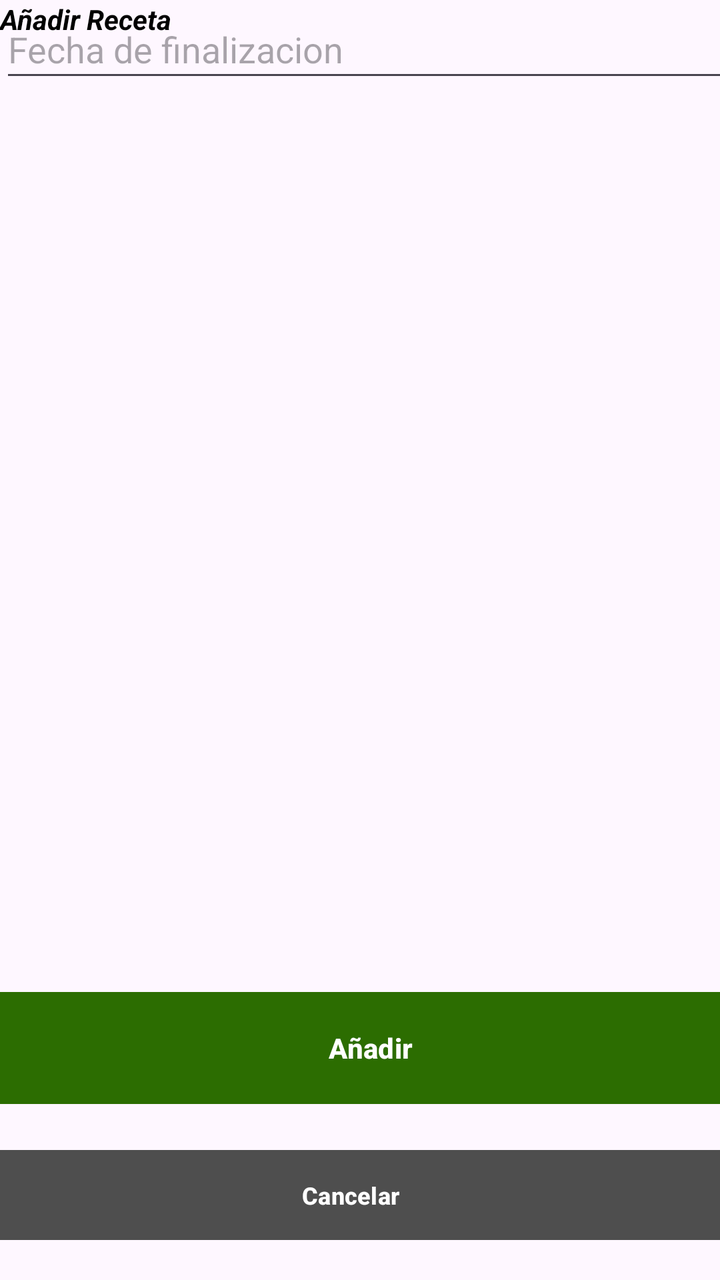
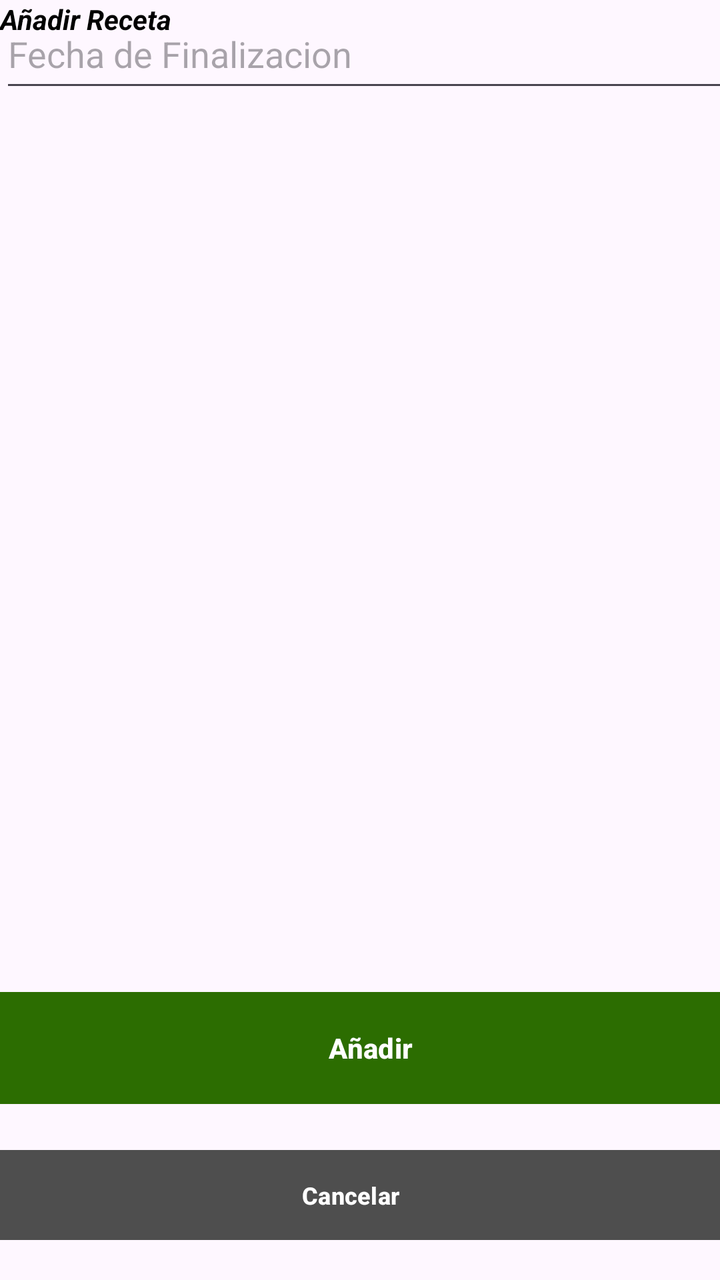

Compare the two renders of this Android layout. The source of the first and the diff that turns it into the second are given below.
<!-- AndroidManifest.xml: application theme Theme.MobilesVC -->
<!-- res/layout/receta_crear_view.xml -->
<?xml version="1.0" encoding="utf-8"?>
<androidx.constraintlayout.widget.ConstraintLayout xmlns:android="http://schemas.android.com/apk/res/android"
    xmlns:app="http://schemas.android.com/apk/res-auto"
    xmlns:tools="http://schemas.android.com/tools"
    android:layout_width="match_parent"
    android:layout_height="match_parent">

    <com.google.android.material.textfield.TextInputEditText
        android:id="@+id/vFechaCrear"
        android:layout_width="364dp"
        android:layout_height="46dp"
        android:hint="Fecha de finalizacion"
        tools:layout_editor_absoluteX="16dp"
        tools:layout_editor_absoluteY="181dp" />

    <Button
        android:id="@+id/vVolverCrearReceta"
        android:layout_width="383dp"
        android:layout_height="53dp"
        android:layout_marginHorizontal="24dp"
        android:layout_marginTop="8dp"
        android:layout_marginBottom="16dp"
        android:backgroundTint="#4E4E4E"
        android:paddingVertical="10dp"
        android:text="Cancelar"
        android:textSize="12sp"
        android:textStyle="bold"
        android:visibility="visible"
        app:cornerRadius="@dimen/item_transform_image_length"
        app:layout_constraintBottom_toBottomOf="parent"
        app:layout_constraintEnd_toEndOf="parent"
        app:layout_constraintHorizontal_bias="0.571"
        app:layout_constraintStart_toStartOf="parent"
        app:layout_constraintTop_toBottomOf="@+id/btIniciarSesion" />

    <Button
        android:id="@+id/vCrearReceta"
        android:layout_width="387dp"
        android:layout_height="64dp"
        android:layout_marginTop="48dp"
        android:layout_marginBottom="84dp"
        android:backgroundTint="#2C6D01"
        android:paddingVertical="14dp"
        android:text="Añadir"
        android:textStyle="bold"
        app:cornerRadius="@dimen/item_transform_image_length"
        app:layout_constraintBottom_toBottomOf="parent"
        app:layout_constraintEnd_toEndOf="parent"
        app:layout_constraintHorizontal_bias="0.333"
        app:layout_constraintStart_toStartOf="parent"
        app:layout_constraintTop_toBottomOf="@+id/etClave" />

    <TextView
        android:id="@+id/textView10"
        android:layout_width="wrap_content"
        android:layout_height="wrap_content"
        android:fontFamily="sans-serif"
        android:text="Añadir Receta"
        android:textColor="#000000"
        android:textStyle="bold|italic"
        tools:layout_editor_absoluteX="125dp"
        tools:layout_editor_absoluteY="63dp"
        tools:textSize="26sp" />
</androidx.constraintlayout.widget.ConstraintLayout>
<!-- resources referenced by this layout -->
<resources>
  <style name="Theme.MobilesVC" parent="Base.Theme.MobilesVC" />
  <style name="Base.Theme.MobilesVC" parent="Theme.Material3.DayNight.NoActionBar">
          
          
      </style>
</resources>

<!-- the commit's change to res/layout/receta_crear_view.xml (unified diff, before → after) -->
@@ -4,14 +4,6 @@
     xmlns:tools="http://schemas.android.com/tools"
     android:layout_width="match_parent"
     android:layout_height="match_parent">
-
-    <com.google.android.material.textfield.TextInputEditText
-        android:id="@+id/vFechaCrear"
-        android:layout_width="364dp"
-        android:layout_height="46dp"
-        android:hint="Fecha de finalizacion"
-        tools:layout_editor_absoluteX="16dp"
-        tools:layout_editor_absoluteY="181dp" />
 
     <Button
         android:id="@+id/vVolverCrearReceta"
@@ -61,4 +53,14 @@
         tools:layout_editor_absoluteX="125dp"
         tools:layout_editor_absoluteY="63dp"
         tools:textSize="26sp" />
+
+    <EditText
+        android:id="@+id/vFechaCrear"
+        android:layout_width="373dp"
+        android:layout_height="51dp"
+        android:ems="10"
+        android:hint="Fecha de Finalizacion"
+        android:inputType="date"
+        tools:layout_editor_absoluteX="17dp"
+        tools:layout_editor_absoluteY="254dp" />
 </androidx.constraintlayout.widget.ConstraintLayout>
